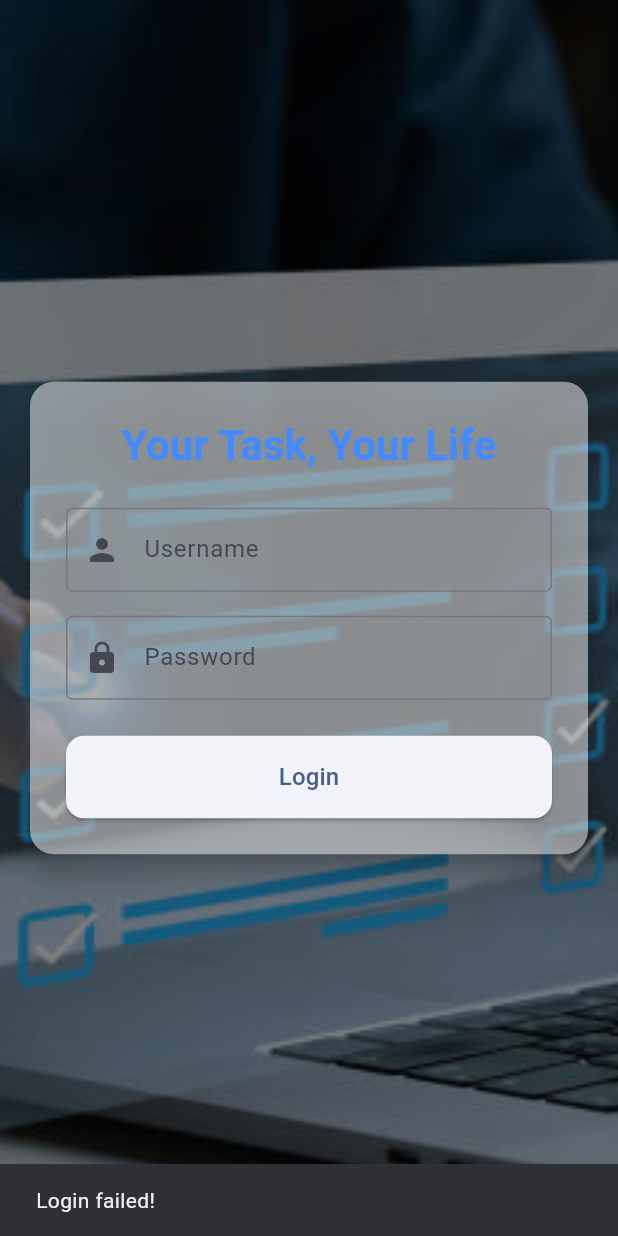
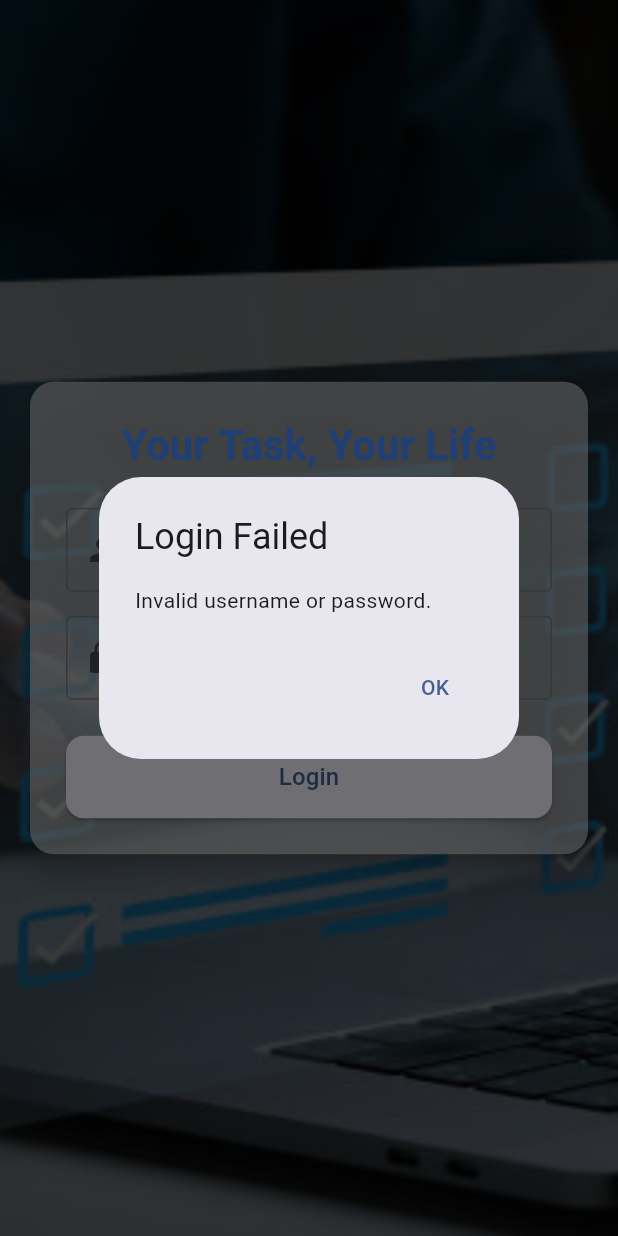
Before and after one commit to BuiTriThuc150602/task_pro, a Flutter app: the screen it shows after launch, after a tap on "Login", on a phone screen of 412 x 824 dp. Run offline on Flutter 3.47's test engine with Material 3 defaults, Android fonts, the phone set to English and light mode, and no system bars; our stand-ins replace easy_localization, freezed_annotation, get_it, go_router, sqflite, sqflite_common_ffi; accounts and stored records are empty.

Commit message:
complete login

```diff
--- a/lib/common/constants/db_constants.dart
+++ b/lib/common/constants/db_constants.dart
@@ -7,6 +7,7 @@ class DbConstants {
       CREATE TABLE users(
         id INTEGER PRIMARY KEY AUTOINCREMENT,
         username TEXT NOT NULL,
+        password TEXT NOT NULL,
         email TEXT,
         avatarUrl TEXT,
         isGuest INTEGER DEFAULT 0
--- a/lib/common/injector/injector.dart
+++ b/lib/common/injector/injector.dart
@@ -37,6 +37,6 @@ Future<void> setupInjector() async {
       () => TaskViewModel(getIt<TaskRepository>()));
   getIt.registerFactory<SubTaskViewModel>(
       () => SubTaskViewModel(getIt<SubTaskRepository>()));
-  getIt.registerFactory<AuthViewModel>(
+  getIt.registerLazySingleton<AuthViewModel>(
       () => AuthViewModel(getIt<UserRepository>()));
 }
--- a/lib/main.dart
+++ b/lib/main.dart
@@ -9,6 +9,7 @@ import 'package:task_your_life/common/injector/injector.dart';
 import 'package:task_your_life/services/database_service.dart';
 import 'package:task_your_life/view_models/auth_view_model.dart';
 
+late Database database;
 void main() async {
   WidgetsFlutterBinding.ensureInitialized();
   await EasyLocalization.ensureInitialized();
@@ -35,6 +36,6 @@ void main() async {
 
 void openDatabase() async {
   final dbService = getIt<DatabaseService>();
-  final db = await dbService.database;
-  print("Database opened: ${db.path}");
+  database = await dbService.database;
+  print("Database opened: ${database.path}");
 }
--- a/lib/models/user.dart
+++ b/lib/models/user.dart
@@ -11,8 +11,13 @@ class User with _$User {
     required String password,
     String? email,
     String? avatarUrl,
-    @Default(false) bool isGuest,
+    @JsonKey(fromJson: _intToBool, toJson: _boolToInt)
+    @Default(false)
+    bool isGuest,
   }) = _User;
 
   factory User.fromJson(Map<String, dynamic> json) => _$UserFromJson(json);
 }
+
+bool _intToBool(dynamic value) => value == 1;
+int _boolToInt(bool value) => value ? 1 : 0;
--- a/lib/repositories/user_repository.dart
+++ b/lib/repositories/user_repository.dart
@@ -21,4 +21,8 @@ class UserRepository implements BaseRepository<User> {
 
   @override
   Future<int> delete(int id) => _userService.delete(id);
+
+  Future<User?> login(String username, String password) async {
+    return await _userService.login(username, password);
+  }
 }
--- a/lib/routers/routerConfig.dart
+++ b/lib/routers/routerConfig.dart
@@ -3,7 +3,7 @@ import 'package:task_your_life/views/auth/login.dart';
 import 'package:task_your_life/views/home/HomeScreen.dart';
 import 'package:task_your_life/widgets/auth/AuthGuard.dart';
 
-final _router = GoRouter(
+GoRouter get routerConfig => GoRouter(
       initialLocation: '/login',
       routes: [
         GoRoute(
@@ -12,13 +12,9 @@ final _router = GoRouter(
         ),
         GoRoute(
           path: '/home',
-      builder: (context, state) => const AuthGuard(
-        child: HomeScreen(
-          title: 'Task Your Life',
-        ),
+          builder: (context, state) => AuthGuard(
+            child: const HomeScreen(title: 'Task Your Life'),
           ),
         ),
       ],
     );
-
-get routerConfig => _router;
--- a/lib/services/user_service.dart
+++ b/lib/services/user_service.dart
@@ -1,3 +1,4 @@
+import 'package:task_your_life/main.dart';
 import 'package:task_your_life/models/user.dart';
 import 'package:task_your_life/services/base_service.dart';
 
@@ -8,4 +9,18 @@ class UserService extends BaseService<User> {
           fromMap: (map) => User.fromJson(map),
           toMap: (user) => user.toJson(),
         );
+
+  // login by username and password
+  Future<User?> login(String username, String password) async {
+    final rs = await database.rawQuery(
+      'SELECT * FROM $tableName WHERE username = ? AND password = ?',
+      [username, password],
+    );
+
+    if (rs.isNotEmpty) {
+      return User.fromJson(rs.first);
+    } else {
+      return null;
+    }
+  }
 }
--- a/lib/view_models/auth_view_model.dart
+++ b/lib/view_models/auth_view_model.dart
@@ -6,7 +6,9 @@ class AuthViewModel extends ChangeNotifier {
   final UserRepository _userRepository;
 
   User? _currentUser;
+  bool _isLoading = false;
 
+  bool get isLoading => _isLoading;
   User? get currentUser => _currentUser;
   bool get isLoggedIn => _currentUser != null;
 
@@ -14,19 +16,19 @@ class AuthViewModel extends ChangeNotifier {
 
   Future<bool> login(String username, String password) async {
     try {
-      final users = await _userRepository.getAll();
-      final user = users.firstWhere(
-        (u) => u.username == username && u.password == password,
-        orElse: () => throw Exception('User not found or password incorrect'),
-      );
-
+      _isLoading = true;
+      notifyListeners();
+      final user = await _userRepository.login(username, password);
       _currentUser = user;
+      _isLoading = false;
       notifyListeners();
-      return true;
+      return user != null;
     } catch (e) {
       print('Login failed: $e');
-      return false;
+      _isLoading = false;
+      notifyListeners();
     }
+    return _currentUser != null;
   }
 
   void logout() {
--- a/lib/views/auth/login.dart
+++ b/lib/views/auth/login.dart
@@ -1,6 +1,5 @@
 import 'package:flutter/material.dart';
-import 'package:provider/provider.dart';
-import 'package:task_your_life/view_models/auth_view_model.dart';
+import 'package:task_your_life/widgets/auth/login_form.dart';
 
 class LoginScreen extends StatelessWidget {
   const LoginScreen({super.key});
@@ -25,11 +24,11 @@ class LoginScreen extends StatelessWidget {
                   ),
                 ),
                 // Right form
-                Expanded(
+                const Expanded(
                   child: Center(
                     child: SizedBox(
                       width: 400,
-                      child: _LoginForm(),
+                      child: LoginForm(),
                     ),
                   ),
                 ),
@@ -50,10 +49,10 @@ class LoginScreen extends StatelessWidget {
                 // Dark overlay
                 Container(color: Colors.black.withOpacity(0.5)),
                 // Center form
-                Center(
+                const Center(
                   child: Padding(
-                    padding: const EdgeInsets.all(16.0),
-                    child: _LoginForm(),
+                    padding: EdgeInsets.all(16.0),
+                    child: LoginForm(),
                   ),
                 ),
               ],
@@ -61,110 +60,3 @@ class LoginScreen extends StatelessWidget {
     );
   }
 }
-
-class _LoginForm extends StatefulWidget {
-  @override
-  State<_LoginForm> createState() => _LoginFormState();
-}
-
-class _LoginFormState extends State<_LoginForm> {
-  final _usernameController = TextEditingController();
-  final _passwordController = TextEditingController();
-  bool _isLoading = false;
-
-  Future<void> _login() async {
-    final authViewModel = context.read<AuthViewModel>();
-
-    setState(() => _isLoading = true);
-
-    bool success = await authViewModel.login(
-      _usernameController.text.trim(),
-      _passwordController.text,
-    );
-
-    setState(() => _isLoading = false);
-
-    if (success) {
-      if (mounted) {
-        Navigator.pushReplacementNamed(context, '/home');
-      }
-    } else {
-      if (mounted) {
-        ScaffoldMessenger.of(context).showSnackBar(
-          const SnackBar(content: Text('Login failed!')),
-        );
-      }
-    }
-  }
-
-  @override
-  void dispose() {
-    _usernameController.dispose();
-    _passwordController.dispose();
-    super.dispose();
-  }
-
-  @override
-  Widget build(BuildContext context) {
-    return Card(
-      elevation: 8,
-      shape: RoundedRectangleBorder(borderRadius: BorderRadius.circular(16)),
-      color: Colors.white.withOpacity(0.5),
-      child: Padding(
-        padding: const EdgeInsets.all(24.0),
-        child: Column(
-          mainAxisSize: MainAxisSize.min,
-          children: [
-            Text(
-              "Your Task, Your Life",
-              style: Theme.of(context).textTheme.headlineMedium?.copyWith(
-                    fontWeight: FontWeight.bold,
-                    color: Colors.blueAccent,
-                  ),
-            ),
-            const SizedBox(height: 24),
-            TextField(
-              controller: _usernameController,
-              decoration: const InputDecoration(
-                labelText: 'Username',
-                prefixIcon: Icon(Icons.person),
-                border: OutlineInputBorder(),
-              ),
-            ),
-            const SizedBox(height: 16),
-            TextField(
-              controller: _passwordController,
-              obscureText: true,
-              decoration: const InputDecoration(
-                labelText: 'Password',
-                prefixIcon: Icon(Icons.lock),
-                border: OutlineInputBorder(),
-              ),
-            ),
-            const SizedBox(height: 24),
-            SizedBox(
-              width: double.infinity,
-              child: ElevatedButton(
-                onPressed: _isLoading ? null : _login,
-                style: ElevatedButton.styleFrom(
-                  padding: const EdgeInsets.symmetric(vertical: 16),
-                  shape: RoundedRectangleBorder(
-                    borderRadius: BorderRadius.circular(12),
-                  ),
-                ),
-                child: _isLoading
-                    ? const CircularProgressIndicator(
-                        color: Colors.white,
-                      )
-                    : const Text(
-                        'Login',
-                        style: TextStyle(fontSize: 16),
-                      ),
-              ),
-            ),
-          ],
-        ),
-      ),
-    );
-  }
-}
--- a/lib/views/home/HomeScreen.dart
+++ b/lib/views/home/HomeScreen.dart
@@ -1,4 +1,7 @@
 import 'package:flutter/material.dart';
+import 'package:go_router/go_router.dart';
+import 'package:task_your_life/common/injector/injector.dart';
+import 'package:task_your_life/view_models/auth_view_model.dart';
 
 class HomeScreen extends StatefulWidget {
   const HomeScreen({super.key, required this.title});
@@ -10,13 +13,7 @@ class HomeScreen extends StatefulWidget {
 }
 
 class _HomeScreenState extends State<HomeScreen> {
-  int _counter = 1000;
-
-  void _incrementCounter() {
-    setState(() {
-      _counter++;
-    });
-  }
+  final authViewModel = getIt<AuthViewModel>();
 
   @override
   Widget build(BuildContext context) {
@@ -33,15 +30,18 @@ class _HomeScreenState extends State<HomeScreen> {
               'You have pushed the button this many times:',
             ),
             Text(
-              '$_counter',
+              'Wellcome ${authViewModel.currentUser?.username}',
               style: Theme.of(context).textTheme.headlineMedium,
             ),
           ],
         ),
       ),
       floatingActionButton: FloatingActionButton(
-        onPressed: _incrementCounter,
-        tooltip: 'Increment',
+        onPressed: () {
+          authViewModel.logout();
+          context.go('/login');
+        },
+        tooltip: 'Logout',
         child: const Icon(Icons.add),
       ),
     );
--- a/lib/widgets/auth/AuthGuard.dart
+++ b/lib/widgets/auth/AuthGuard.dart
@@ -1,21 +1,21 @@
 import 'package:flutter/material.dart';
-import 'package:provider/provider.dart';
+import 'package:go_router/go_router.dart';
+import 'package:task_your_life/common/injector/injector.dart';
 import 'package:task_your_life/view_models/auth_view_model.dart';
 
 class AuthGuard extends StatelessWidget {
   final Widget child;
+  final authViewModel = getIt<AuthViewModel>();
 
-  const AuthGuard({super.key, required this.child});
+  AuthGuard({super.key, required this.child});
 
   @override
   Widget build(BuildContext context) {
-    final authViewModel = Provider.of<AuthViewModel>(context);
-
     if (authViewModel.currentUser != null) {
       return child;
     } else {
       Future.microtask(() {
-        Navigator.pushReplacementNamed(context, '/login');
+        context.go('/login');
       });
       return const Scaffold(
         body: Center(child: CircularProgressIndicator()),
--- /dev/null
+++ b/lib/widgets/auth/login_form.dart
@@ -0,0 +1,113 @@
+import 'package:flutter/material.dart';
+import 'package:go_router/go_router.dart';
+import 'package:task_your_life/common/injector/injector.dart';
+import 'package:task_your_life/view_models/auth_view_model.dart';
+
+class LoginForm extends StatefulWidget {
+  const LoginForm({super.key});
+  @override
+  State<LoginForm> createState() => _LoginFormState();
+}
+
+class _LoginFormState extends State<LoginForm> {
+  final authViewModel = getIt<AuthViewModel>();
+  final _usernameController = TextEditingController();
+  final _passwordController = TextEditingController();
+
+  Future<void> _login() async {
+    final isLogin = await authViewModel.login(
+      _usernameController.text.trim(),
+      _passwordController.text,
+    );
+    isLogin ? context.go('/home') : _showErrorDialog();
+  }
+
+  void _showErrorDialog() {
+    showDialog(
+      context: context,
+      builder: (context) {
+        return AlertDialog(
+          title: const Text('Login Failed'),
+          content: const Text('Invalid username or password.'),
+          actions: [
+            TextButton(
+              onPressed: () => Navigator.of(context).pop(),
+              child: const Text('OK'),
+            ),
+          ],
+        );
+      },
+    );
+  }
+
+  @override
+  void dispose() {
+    _usernameController.dispose();
+    _passwordController.dispose();
+    super.dispose();
+  }
+
+  @override
+  Widget build(BuildContext context) {
+    return Card(
+      elevation: 8,
+      shape: RoundedRectangleBorder(borderRadius: BorderRadius.circular(16)),
+      color: Colors.white.withOpacity(0.5),
+      child: Padding(
+        padding: const EdgeInsets.all(24.0),
+        child: Column(
+          mainAxisSize: MainAxisSize.min,
+          children: [
+            Text(
+              "Your Task, Your Life",
+              style: Theme.of(context).textTheme.headlineMedium?.copyWith(
+                    fontWeight: FontWeight.bold,
+                    color: Colors.blueAccent,
+                  ),
+            ),
+            const SizedBox(height: 24),
+            TextField(
+              controller: _usernameController,
+              decoration: const InputDecoration(
+                labelText: 'Username',
+                prefixIcon: Icon(Icons.person),
+                border: OutlineInputBorder(),
+              ),
+            ),
+            const SizedBox(height: 16),
+            TextField(
+              controller: _passwordController,
+              obscureText: true,
+              decoration: const InputDecoration(
+                labelText: 'Password',
+                prefixIcon: Icon(Icons.lock),
+                border: OutlineInputBorder(),
+              ),
+            ),
+            const SizedBox(height: 24),
+            SizedBox(
+              width: double.infinity,
+              child: ElevatedButton(
+                onPressed: authViewModel.isLoading ? null : _login,
+                style: ElevatedButton.styleFrom(
+                  padding: const EdgeInsets.symmetric(vertical: 16),
+                  shape: RoundedRectangleBorder(
+                    borderRadius: BorderRadius.circular(12),
+                  ),
+                ),
+                child: authViewModel.isLoading
+                    ? const CircularProgressIndicator(
+                        color: Colors.white,
+                      )
+                    : const Text(
+                        'Login',
+                        style: TextStyle(fontSize: 16),
+                      ),
+              ),
+            ),
+          ],
+        ),
+      ),
+    );
+  }
+}
```
Also changed, not shown: lib/models/user.freezed.dart, lib/models/user.g.dart, pubspec.lock, 1 other file. Lines whose indentation alone changed are shown as unchanged.
